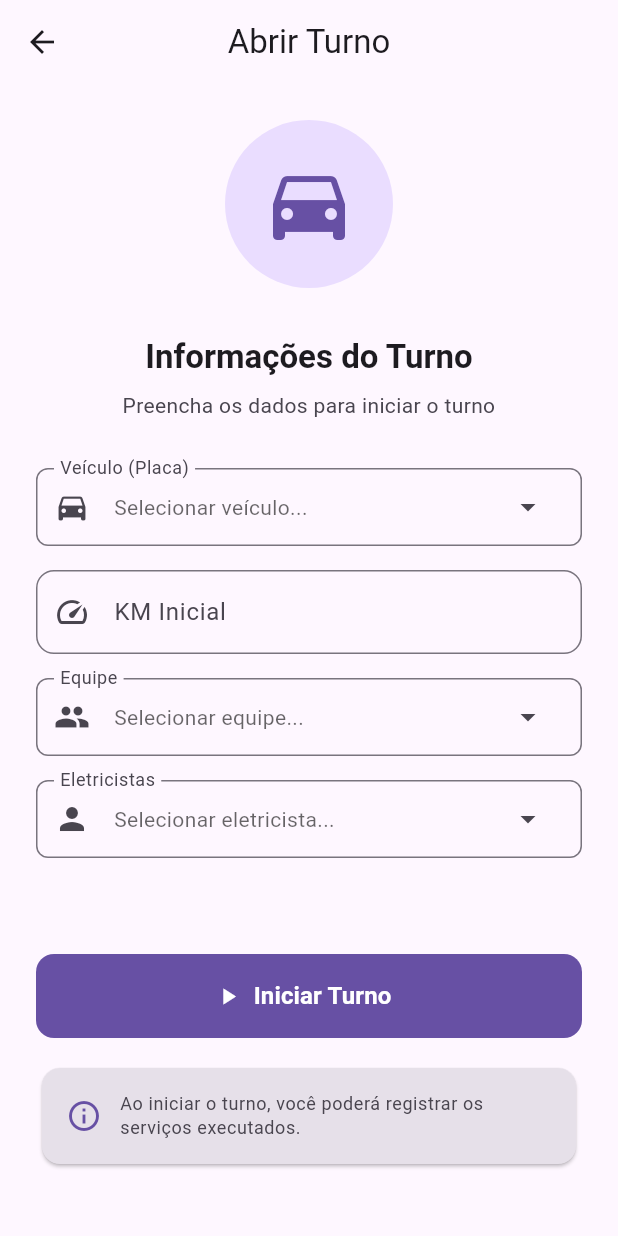
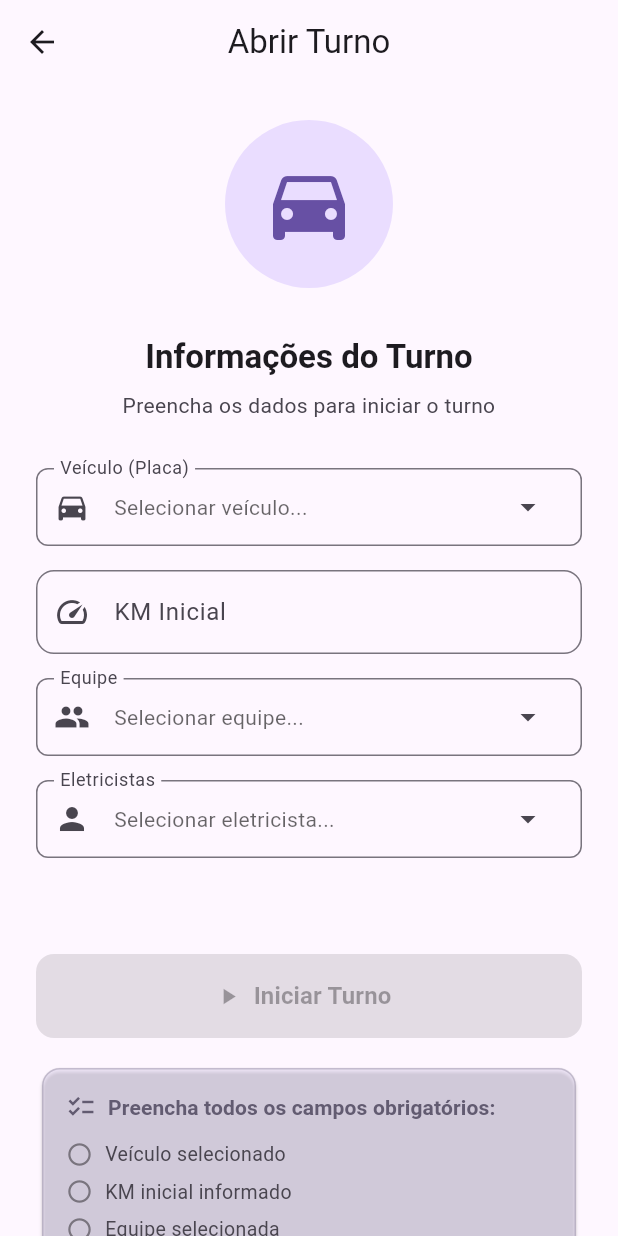
Before and after one commit to xavierheitor/nexa_app, a Flutter app: the AbrirTurnoPage screen opened by its route, on a phone screen of 412 x 824 dp. Run offline on Flutter 3.47's test engine with Material 3 defaults, Android fonts, the light colour scheme and no system bars; our stand-ins replace dio, drift, get, package_info_plus; accounts and stored records are empty; generated files the repository leaves out were written again.

Commit message:
corrigido usabilidade do botao abrir turno

```diff
--- a/lib/presentation/turno/abrir/abrir_turno_controller.dart
+++ b/lib/presentation/turno/abrir/abrir_turno_controller.dart
@@ -76,6 +76,53 @@ class AbrirTurnoController extends GetxController {
       <EletricistaSelecionado>[].obs;
 
   // ============================================================================
+  // FLAGS DE VALIDAÇÃO (OTIMIZADAS PARA EVITAR REBUILD EXCESSIVO)
+  // ============================================================================
+
+  /// Flag indicando se veículo foi selecionado.
+  final RxBool _veiculoSelecionado = false.obs;
+
+  /// Flag indicando se KM inicial foi preenchido.
+  final RxBool _kmInicialPreenchido = false.obs;
+
+  /// Flag indicando se equipe foi selecionada.
+  final RxBool _equipeSelecionada = false.obs;
+
+  /// Flag indicando se tem motorista marcado.
+  final RxBool _temMotorista = false.obs;
+
+  /// Flag indicando se tem eletricistas suficientes (mínimo 2).
+  final RxBool _temEletricistasSuficientes = false.obs;
+
+  /// Flag computada indicando se formulário está completo.
+  final RxBool _formularioCompleto = false.obs;
+
+  // ============================================================================
+  // GETTERS PÚBLICOS
+  // ============================================================================
+
+  /// Getter para verificar se veículo foi selecionado.
+  bool get veiculoSelecionado => _veiculoSelecionado.value;
+
+  /// Getter para verificar se KM inicial foi preenchido.
+  bool get kmInicialPreenchido => _kmInicialPreenchido.value;
+
+  /// Getter para verificar se equipe foi selecionada.
+  bool get equipeSelecionada => _equipeSelecionada.value;
+
+  /// Getter para verificar se tem motorista marcado.
+  bool get temMotorista => _temMotorista.value;
+
+  /// Getter para verificar se tem eletricistas suficientes.
+  bool get temEletricistasSuficientes => _temEletricistasSuficientes.value;
+
+  /// Getter para verificar se formulário está completo.
+  bool get formularioCompleto => _formularioCompleto.value;
+
+  /// Verifica se o botão deve estar habilitado.
+  bool get podeAbrirTurno => !isLoading.value && _formularioCompleto.value;
+
+  // ============================================================================
   // VALIDAÇÕES
   // ============================================================================
 
@@ -117,6 +164,9 @@ class AbrirTurnoController extends GetxController {
       );
       AppLogger.d('Eletricista adicionado: ${eletricista.nome}',
           tag: 'AbrirTurnoController');
+
+      // Atualiza validações
+      _atualizarValidacaoEletricistas();
     }
   }
 
@@ -127,6 +177,9 @@ class AbrirTurnoController extends GetxController {
     );
     AppLogger.d('Eletricista removido: $eletricistaId',
         tag: 'AbrirTurnoController');
+
+    // Atualiza validações
+    _atualizarValidacaoEletricistas();
   }
 
   /// Alterna status de motorista de um eletricista.
@@ -154,7 +207,53 @@ class AbrirTurnoController extends GetxController {
 
       AppLogger.d('Motorista alternado: ${eletricista.eletricista.nome}',
           tag: 'AbrirTurnoController');
+
+      // Atualiza validação de motorista
+      _atualizarValidacaoEletricistas();
     }
+  }
+
+  // ============================================================================
+  // MÉTODOS PRIVADOS DE VALIDAÇÃO (OTIMIZAÇÃO)
+  // ============================================================================
+
+  /// Atualiza flag de veículo selecionado.
+  void _atualizarValidacaoVeiculo() {
+    _veiculoSelecionado.value =
+        veiculoDropdownController.selected.value != null;
+    _recalcularFormularioCompleto();
+  }
+
+  /// Atualiza flag de KM inicial preenchido.
+  void _atualizarValidacaoKmInicial() {
+    _kmInicialPreenchido.value = kmInicialController.text.trim().isNotEmpty;
+    _recalcularFormularioCompleto();
+  }
+
+  /// Atualiza flag de equipe selecionada.
+  void _atualizarValidacaoEquipe() {
+    _equipeSelecionada.value = equipeDropdownController.selected.value != null;
+    _recalcularFormularioCompleto();
+  }
+
+  /// Atualiza flags de eletricistas (quantidade e motorista).
+  void _atualizarValidacaoEletricistas() {
+    _temEletricistasSuficientes.value = eletricistasSelecionados.length >= 2;
+    _temMotorista.value = eletricistasSelecionados.any((e) => e.isMotorista);
+    _recalcularFormularioCompleto();
+  }
+
+  /// Recalcula o estado geral do formulário.
+  ///
+  /// Este método é chamado sempre que uma validação individual muda,
+  /// atualizando apenas a flag `_formularioCompleto` ao invés de
+  /// recalcular todas as condições repetidamente.
+  void _recalcularFormularioCompleto() {
+    _formularioCompleto.value = _veiculoSelecionado.value &&
+        _kmInicialPreenchido.value &&
+        _equipeSelecionada.value &&
+        _temEletricistasSuficientes.value &&
+        _temMotorista.value;
   }
 
   // ============================================================================
@@ -300,11 +399,28 @@ class AbrirTurnoController extends GetxController {
       remoteSearch: _buscarEletricistas,
     );
 
+    // Configura listeners otimizados para atualizar apenas flags específicas
+    _setupListeners();
+
     // Carrega dados iniciais
     _carregarDadosIniciais();
 
     AppLogger.d('AbrirTurnoController inicializado',
         tag: 'AbrirTurnoController');
+  }
+
+  /// Configura listeners otimizados para evitar rebuilds excessivos.
+  ///
+  /// Cada listener atualiza apenas a flag específica relacionada,
+  /// ao invés de forçar rebuild de toda a UI.
+  void _setupListeners() {
+    // Listener para campo de KM Inicial
+    kmInicialController.addListener(_atualizarValidacaoKmInicial);
+
+    // Listeners para os dropdowns (via workers do GetX)
+    ever(veiculoDropdownController.selected,
+        (_) => _atualizarValidacaoVeiculo());
+    ever(equipeDropdownController.selected, (_) => _atualizarValidacaoEquipe());
   }
 
   /// Limpeza do controlador.
--- a/lib/presentation/turno/abrir/abrir_turno_page.dart
+++ b/lib/presentation/turno/abrir/abrir_turno_page.dart
@@ -178,14 +178,20 @@ class AbrirTurnoPage extends StatelessWidget {
               const SizedBox(height: 32),
 
               /// Botão de Abrir Turno.
-              /// Otimizado: Obx apenas para isLoading
-              Obx(() => SizedBox(
+              ///
+              /// **Otimização de Performance:**
+              /// - Obx isolado observa apenas `_formularioCompleto` e `isLoading`
+              /// - Não causa rebuild de toda a tela quando validações mudam
+              /// - Cada campo atualiza sua própria flag de validação
+              Obx(() {
+                final podeAbrir = controller.podeAbrirTurno;
+                final isLoading = controller.isLoading.value;
+
+                return SizedBox(
                   height: 56,
                   child: FilledButton.icon(
-                      onPressed: controller.isLoading.value
-                          ? null
-                          : controller.abrirTurno,
-                      icon: controller.isLoading.value
+                    onPressed: podeAbrir ? controller.abrirTurno : null,
+                    icon: isLoading
                         ? const SizedBox(
                             width: 20,
                             height: 20,
@@ -197,9 +203,7 @@ class AbrirTurnoPage extends StatelessWidget {
                           )
                         : const Icon(Icons.play_arrow),
                     label: Text(
-                        controller.isLoading.value
-                            ? 'Abrindo...'
-                            : 'Iniciar Turno',
+                      isLoading ? 'Abrindo...' : 'Iniciar Turno',
                       style: const TextStyle(
                         fontSize: 16,
                         fontWeight: FontWeight.bold,
@@ -211,7 +215,20 @@ class AbrirTurnoPage extends StatelessWidget {
                       ),
                     ),
                   ),
-                  )),
+                );
+              }),
+
+              const SizedBox(height: 16),
+
+              /// Card de requisitos (quando formulário incompleto)
+              /// Obx isolado apenas para mostrar/ocultar o card
+              Obx(() {
+                if (controller.formularioCompleto) {
+                  return const SizedBox.shrink();
+                }
+
+                return _buildCardRequisitos(controller, theme, colorScheme);
+              }),
 
               const SizedBox(height: 16),
 
@@ -547,4 +564,121 @@ class AbrirTurnoPage extends StatelessWidget {
       ],
     );
   }
+
+  /// Constrói o card de requisitos com Obx isolados para cada item.
+  ///
+  /// Esta abordagem evita rebuilds excessivos ao isolar cada validação
+  /// em seu próprio Obx, garantindo que apenas o item específico seja
+  /// reconstruído quando sua flag mudar.
+  Widget _buildCardRequisitos(
+    AbrirTurnoController controller,
+    ThemeData theme,
+    ColorScheme colorScheme,
+  ) {
+    return Card(
+      color: colorScheme.secondaryContainer.withOpacity(0.5),
+      shape: RoundedRectangleBorder(
+        borderRadius: BorderRadius.circular(12),
+        side: BorderSide(
+          color: colorScheme.secondary.withOpacity(0.3),
+          width: 1,
+        ),
+      ),
+      child: Padding(
+        padding: const EdgeInsets.all(16),
+        child: Column(
+          crossAxisAlignment: CrossAxisAlignment.start,
+          children: [
+            Row(
+              children: [
+                Icon(
+                  Icons.checklist,
+                  color: colorScheme.secondary,
+                  size: 20,
+                ),
+                const SizedBox(width: 8),
+                Text(
+                  'Preencha todos os campos obrigatórios:',
+                  style: theme.textTheme.titleSmall?.copyWith(
+                    fontWeight: FontWeight.bold,
+                    color: colorScheme.secondary,
+                  ),
+                ),
+              ],
+            ),
+            const SizedBox(height: 12),
+
+            // Obx isolado para veículo
+            Obx(() => _buildRequisitoItem(
+                  controller.veiculoSelecionado,
+                  'Veículo selecionado',
+                  colorScheme,
+                )),
+            const SizedBox(height: 6),
+
+            // Obx isolado para KM inicial
+            Obx(() => _buildRequisitoItem(
+                  controller.kmInicialPreenchido,
+                  'KM inicial informado',
+                  colorScheme,
+                )),
+            const SizedBox(height: 6),
+
+            // Obx isolado para equipe
+            Obx(() => _buildRequisitoItem(
+                  controller.equipeSelecionada,
+                  'Equipe selecionada',
+                  colorScheme,
+                )),
+            const SizedBox(height: 6),
+
+            // Obx isolado para eletricistas
+            Obx(() => _buildRequisitoItem(
+                  controller.temEletricistasSuficientes,
+                  'Mínimo 2 eletricistas',
+                  colorScheme,
+                )),
+            const SizedBox(height: 6),
+
+            // Obx isolado para motorista
+            Obx(() => _buildRequisitoItem(
+                  controller.temMotorista,
+                  'Motorista marcado',
+                  colorScheme,
+                )),
+          ],
+        ),
+      ),
+    );
   }
+
+  /// Constrói um item do checklist de requisitos.
+  Widget _buildRequisitoItem(
+    bool completo,
+    String texto,
+    ColorScheme colorScheme,
+  ) {
+    return Row(
+      children: [
+        Icon(
+          completo ? Icons.check_circle : Icons.radio_button_unchecked,
+          size: 18,
+          color: completo ? Colors.green[600] : colorScheme.outline,
+        ),
+        const SizedBox(width: 8),
+        Expanded(
+          child: Text(
+            texto,
+            style: TextStyle(
+              fontSize: 13,
+              color: completo
+                  ? colorScheme.onSurface
+                  : colorScheme.onSurfaceVariant,
+              fontWeight: completo ? FontWeight.w500 : FontWeight.normal,
+            ),
+          ),
+        ),
+      ],
+    );
+  }
+}
```
Lines whose indentation alone changed are shown as unchanged.
